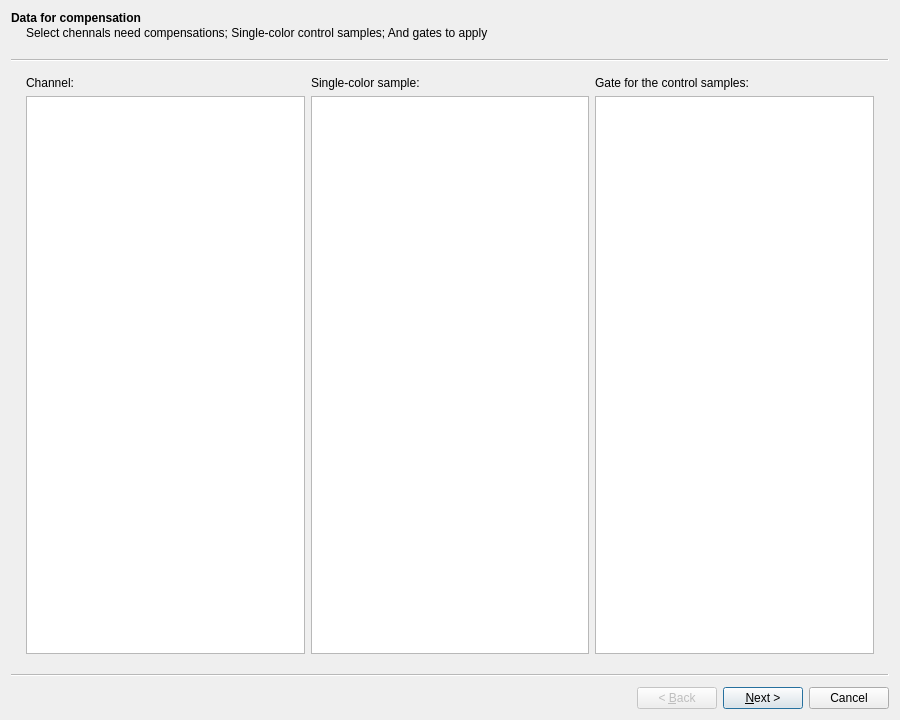
This is uiDesigns/CompWizard.ui in ym3141/EasyFlowQ as Qt 5 draws it before an edit. The edited form follows.
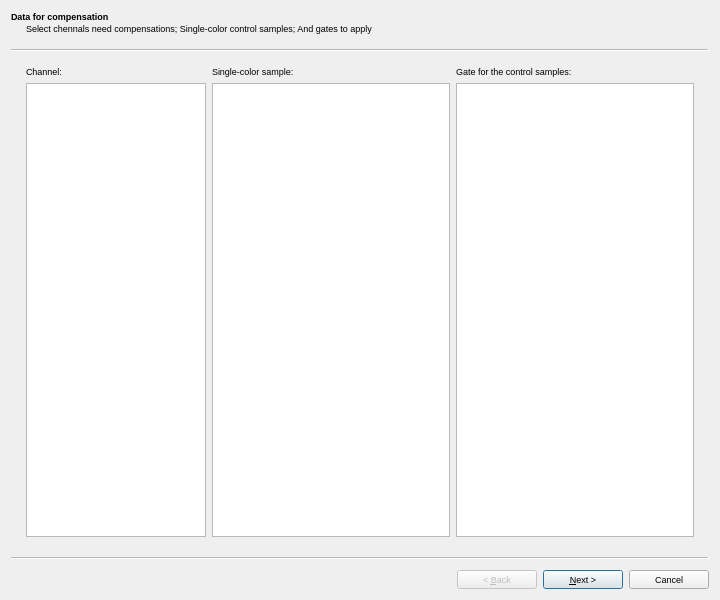
This is the edited form.

What changed in the file:
```diff
--- a/uiDesigns/CompWizard.ui
+++ b/uiDesigns/CompWizard.ui
@@ -6,10 +6,15 @@
    <rect>
     <x>0</x>
     <y>0</y>
-    <width>900</width>
-    <height>720</height>
+    <width>720</width>
+    <height>600</height>
    </rect>
   </property>
+  <property name="font">
+   <font>
+    <pointsize>7</pointsize>
+   </font>
+  </property>
   <property name="windowTitle">
    <string>Compensation Wizard</string>
   </property>
@@ -26,6 +31,12 @@
    <layout class="QGridLayout" name="gridLayout">
     <item row="0" column="0">
      <widget class="QLabel" name="label">
+      <property name="sizePolicy">
+       <sizepolicy hsizetype="Minimum" vsizetype="Preferred">
+        <horstretch>0</horstretch>
+        <verstretch>0</verstretch>
+       </sizepolicy>
+      </property>
       <property name="text">
        <string>Channel:</string>
       </property>
@@ -46,7 +57,20 @@
      </widget>
     </item>
     <item row="1" column="0">
-     <widget class="QListView" name="chnlListView"/>
+     <widget class="QListView" name="chnlListView">
+      <property name="sizePolicy">
+       <sizepolicy hsizetype="Minimum" vsizetype="Expanding">
+        <horstretch>0</horstretch>
+        <verstretch>0</verstretch>
+       </sizepolicy>
+      </property>
+      <property name="maximumSize">
+       <size>
+        <width>180</width>
+        <height>16777215</height>
+       </size>
+      </property>
+     </widget>
     </item>
     <item row="1" column="1">
      <widget class="QListView" name="smplListView"/>
```
Left out of the diff: 4 changed lines with no effect on the pictures.
